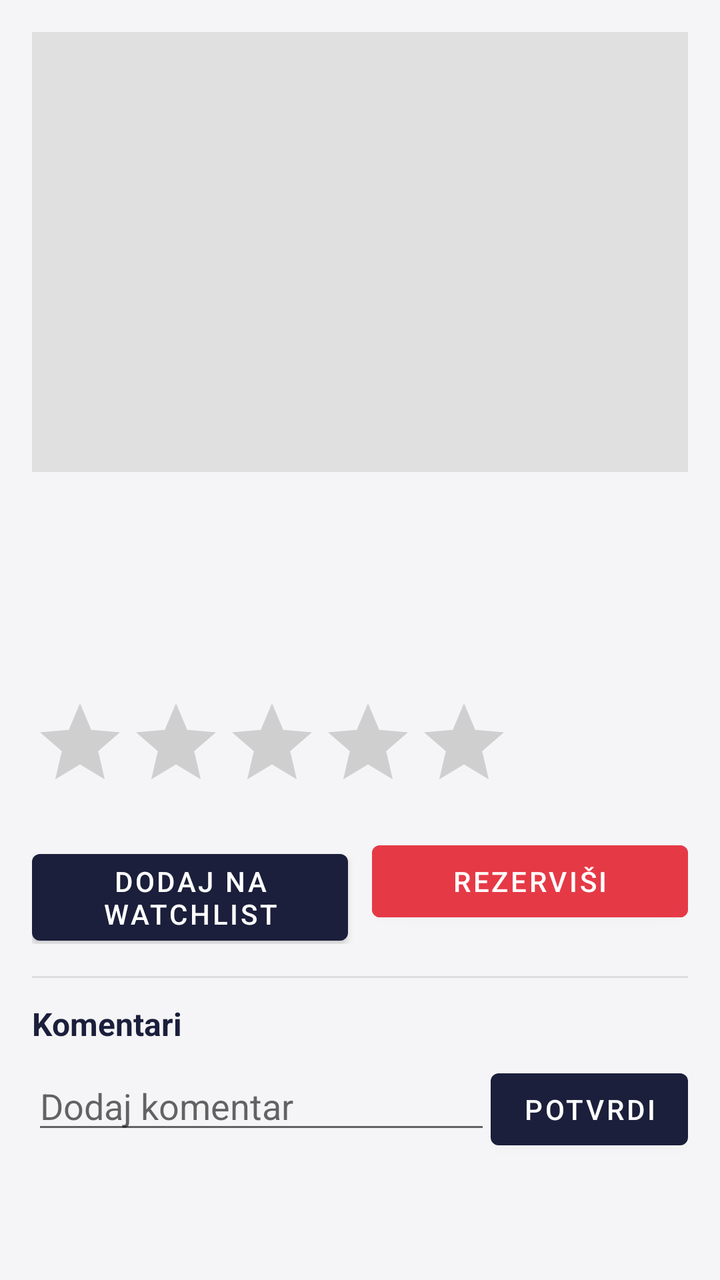
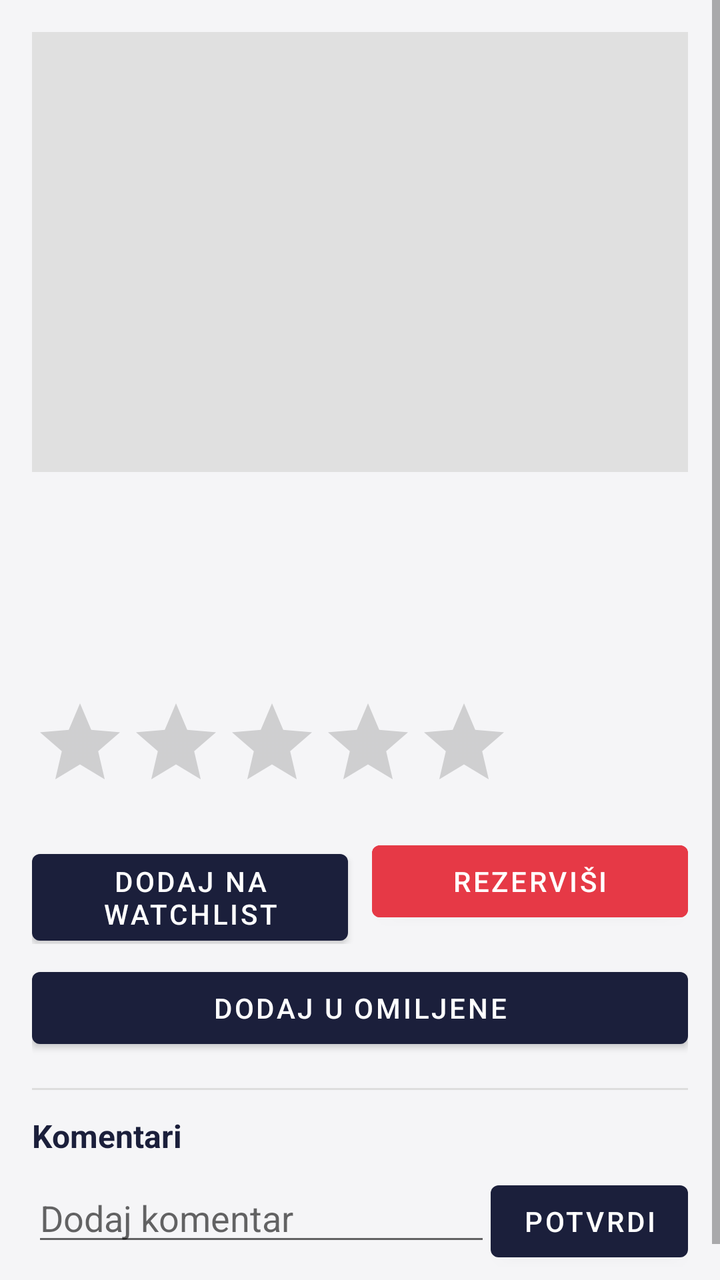

Before-and-after screenshots of an Android layout around one commit, followed by the original layout XML and the change that was made.
<!-- AndroidManifest.xml: application theme Theme.CineBook -->
<!-- res/layout/fragment_movie_detail.xml -->
<?xml version="1.0" encoding="utf-8"?>
<ScrollView xmlns:android="http://schemas.android.com/apk/res/android"
    android:layout_width="match_parent"
    android:layout_height="match_parent"
    android:background="@color/background">

    <LinearLayout
        android:layout_width="match_parent"
        android:layout_height="wrap_content"
        android:orientation="vertical"
        android:padding="16dp">

        <ImageView
            android:id="@+id/imagePoster"
            android:layout_width="match_parent"
            android:layout_height="220dp"
            android:background="#E0E0E0"
            android:scaleType="centerCrop" />

        <TextView
            android:id="@+id/textTitle"
            android:layout_width="match_parent"
            android:layout_height="wrap_content"
            android:layout_marginTop="12dp"
            android:textColor="@color/text_primary"
            android:textSize="24sp"
            android:textStyle="bold" />

        <TextView
            android:id="@+id/textMeta"
            android:layout_width="match_parent"
            android:layout_height="wrap_content"
            android:layout_marginTop="4dp"
            android:textColor="@color/text_secondary"
            android:textSize="14sp" />

        <TextView
            android:id="@+id/textDescription"
            android:layout_width="match_parent"
            android:layout_height="wrap_content"
            android:layout_marginTop="12dp"
            android:textColor="@color/text_primary"
            android:textSize="15sp" />

        <RatingBar
            android:id="@+id/ratingBar"
            style="?android:attr/ratingBarStyle"
            android:layout_width="wrap_content"
            android:layout_height="wrap_content"
            android:layout_marginTop="12dp"
            android:numStars="5"
            android:stepSize="1" />

        <LinearLayout
            android:layout_width="match_parent"
            android:layout_height="wrap_content"
            android:layout_marginTop="12dp"
            android:orientation="horizontal">

            <Button
                android:id="@+id/btnWatchlist"
                android:layout_width="0dp"
                android:layout_height="wrap_content"
                android:layout_weight="1"
                android:layout_marginEnd="6dp"
                android:text="@string/add_to_watchlist" />

            <Button
                android:id="@+id/btnReserve"
                android:layout_width="0dp"
                android:layout_height="wrap_content"
                android:layout_weight="1"
                android:layout_marginStart="6dp"
                android:backgroundTint="@color/accent"
                android:text="@string/reserve" />

        </LinearLayout>

        <LinearLayout
            android:id="@+id/adminActions"
            android:layout_width="match_parent"
            android:layout_height="wrap_content"
            android:layout_marginTop="8dp"
            android:orientation="horizontal"
            android:visibility="gone">

            <Button
                android:id="@+id/btnEdit"
                android:layout_width="0dp"
                android:layout_height="wrap_content"
                android:layout_weight="1"
                android:layout_marginEnd="6dp"
                android:text="@string/edit" />

            <Button
                android:id="@+id/btnDelete"
                android:layout_width="0dp"
                android:layout_height="wrap_content"
                android:layout_weight="1"
                android:layout_marginStart="6dp"
                android:text="@string/delete" />

        </LinearLayout>

        <View
            android:layout_width="match_parent"
            android:layout_height="1dp"
            android:layout_marginTop="16dp"
            android:background="#DDDDDD" />

        <TextView
            android:layout_width="wrap_content"
            android:layout_height="wrap_content"
            android:layout_marginTop="12dp"
            android:text="@string/comments"
            android:textColor="@color/text_primary"
            android:textSize="16sp"
            android:textStyle="bold" />

        <LinearLayout
            android:layout_width="match_parent"
            android:layout_height="wrap_content"
            android:layout_marginTop="8dp"
            android:orientation="horizontal">

            <EditText
                android:id="@+id/editComment"
                android:layout_width="0dp"
                android:layout_height="wrap_content"
                android:layout_weight="1"
                android:hint="@string/add_comment" />

            <Button
                android:id="@+id/btnAddComment"
                android:layout_width="wrap_content"
                android:layout_height="wrap_content"
                android:text="@string/confirm" />

        </LinearLayout>

        <androidx.recyclerview.widget.RecyclerView
            android:id="@+id/recyclerComments"
            android:layout_width="match_parent"
            android:layout_height="wrap_content"
            android:layout_marginTop="8dp"
            android:nestedScrollingEnabled="false" />

    </LinearLayout>

</ScrollView>
<!-- resources referenced by this layout -->
<resources>
  <color name="accent">#E63946</color>
  <color name="background">#F5F5F7</color>
  <color name="text_primary">#1B1F3B</color>
  <color name="text_secondary">#6B7280</color>
  <string name="add_comment">Dodaj komentar</string>
  <string name="add_to_watchlist">Dodaj na watchlist</string>
  <string name="comments">Komentari</string>
  <string name="confirm">Potvrdi</string>
  <string name="delete">Obriši</string>
  <string name="edit">Izmeni</string>
  <string name="reserve">Rezerviši</string>
  <style name="Theme.CineBook" parent="Theme.MaterialComponents.DayNight.NoActionBar">
          <item name="colorPrimary">@color/primary</item>
          <item name="colorPrimaryDark">@color/primary_dark</item>
          <item name="colorAccent">@color/accent</item>
          <item name="android:windowBackground">@color/background</item>
      </style>
  <color name="primary">#1B1F3B</color>
  <color name="primary_dark">#10132A</color>
</resources>

<!-- the commit's change to res/layout/fragment_movie_detail.xml (unified diff, before → after) -->
@@ -76,6 +76,13 @@
 
         </LinearLayout>
 
+        <Button
+            android:id="@+id/btnFavorite"
+            android:layout_width="match_parent"
+            android:layout_height="wrap_content"
+            android:layout_marginTop="8dp"
+            android:text="@string/add_to_favorites" />
+
         <LinearLayout
             android:id="@+id/adminActions"
             android:layout_width="match_parent"
<!-- resource entries referenced after the edit -->
@@ -5,6 +5,7 @@
   <color name="text_primary">#1B1F3B</color>
   <color name="text_secondary">#6B7280</color>
   <string name="add_comment">Dodaj komentar</string>
+  <string name="add_to_favorites">Dodaj u omiljene</string>
   <string name="add_to_watchlist">Dodaj na watchlist</string>
   <string name="comments">Komentari</string>
   <string name="confirm">Potvrdi</string>
